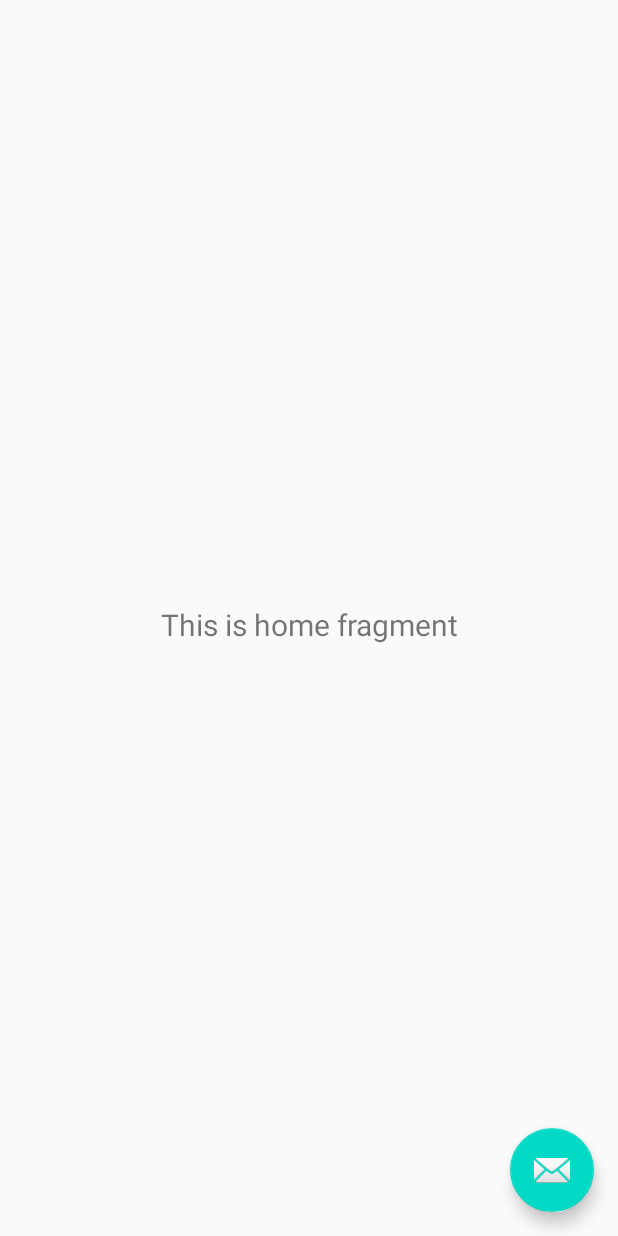
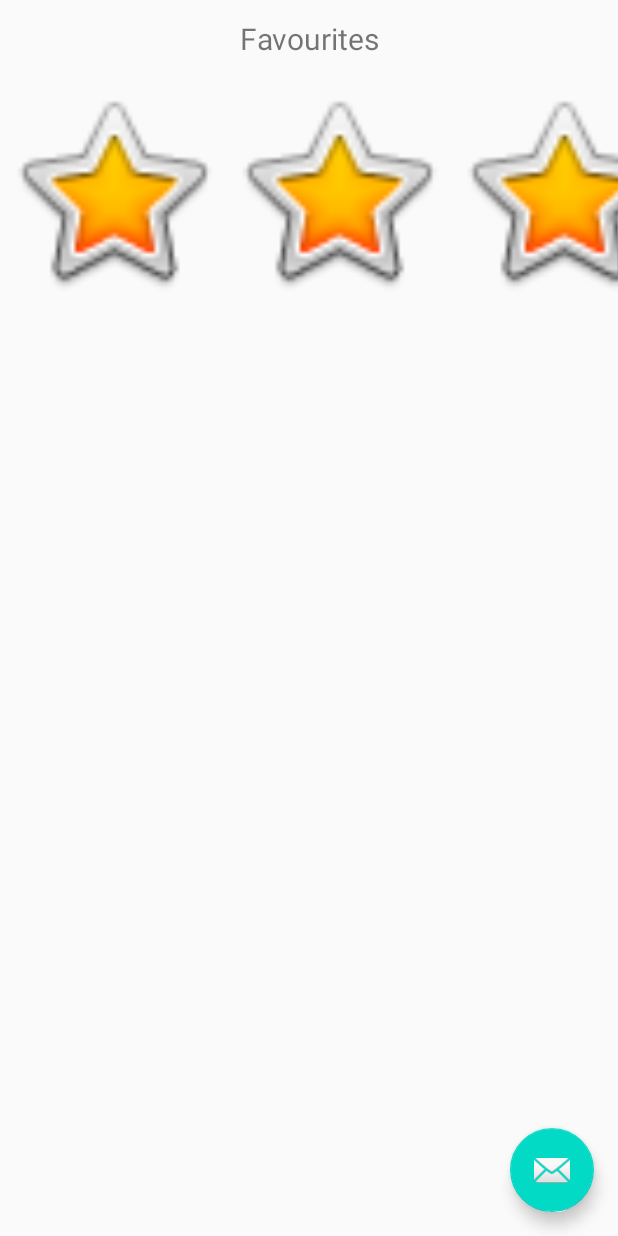
Before and after one commit to mic16/epicture, an Android app: the screen it shows after launch (User), on a phone screen of 412 x 824 dp. Run offline under Robolectric (Android 15) with nearby library versions, the phone set to English and light mode, and no system bars; our stand-ins replace navigation-ui.

Commit message:
gallery slider

```diff
--- a/app/src/main/java/com/example/epicture/MainActivity.java
+++ b/app/src/main/java/com/example/epicture/MainActivity.java
@@ -13,7 +13,7 @@ public class MainActivity extends AppCompatActivity {
         setContentView(R.layout.activity_main);
         Intent intent2 = new Intent(this, User.class);
         startActivity(intent2);
-        Intent intent = new Intent(this, ConnectActivity.class);
-        startActivity(intent);
+        //Intent intent = new Intent(this, ConnectActivity.class);
+        //startActivity(intent);
     }
 }
--- a/app/src/main/java/com/example/epicture/ui/home/HomeFragment.java
+++ b/app/src/main/java/com/example/epicture/ui/home/HomeFragment.java
@@ -4,6 +4,8 @@ import android.os.Bundle;
 import android.view.LayoutInflater;
 import android.view.View;
 import android.view.ViewGroup;
+import android.widget.ImageView;
+import android.widget.LinearLayout;
 import android.widget.TextView;
 
 import androidx.annotation.NonNull;
@@ -17,19 +19,33 @@ import com.example.epicture.R;
 public class HomeFragment extends Fragment {
 
     private HomeViewModel homeViewModel;
+    public String test = "test";
 
     public View onCreateView(@NonNull LayoutInflater inflater,
                              ViewGroup container, Bundle savedInstanceState) {
         homeViewModel =
                 ViewModelProviders.of(this).get(HomeViewModel.class);
         View root = inflater.inflate(R.layout.fragment_home, container, false);
-        final TextView textView = root.findViewById(R.id.text_home);
+        final TextView textView = root.findViewById(R.id.Favourites);
         homeViewModel.getText().observe(getViewLifecycleOwner(), new Observer<String>() {
             @Override
             public void onChanged(@Nullable String s) {
                 textView.setText(s);
             }
         });
+
+        LinearLayout gallery = root.findViewById(R.id.gallery);
+
+        for (int i = 0; i < 6; i++) {
+
+            View galleryView = inflater.inflate(R.layout.gallery_item, gallery, false);
+
+            ImageView imageView = galleryView.findViewById(R.id.imageView);
+            //imageView.setImageResource(R.drawable.ic_launcher_background);
+
+            gallery.addView(galleryView);
+        }
+
         return root;
     }
 }
--- a/app/src/main/java/com/example/epicture/ui/home/HomeViewModel.java
+++ b/app/src/main/java/com/example/epicture/ui/home/HomeViewModel.java
@@ -10,10 +10,11 @@ public class HomeViewModel extends ViewModel {
 
     public HomeViewModel() {
         mText = new MutableLiveData<>();
-        mText.setValue("This is home fragment");
+        mText.setValue("Favourites");
     }
 
     public LiveData<String> getText() {
         return mText;
     }
+
 }
--- a/app/src/main/res/layout/fragment_home.xml
+++ b/app/src/main/res/layout/fragment_home.xml
@@ -7,16 +7,57 @@
     tools:context=".ui.home.HomeFragment">
 
     <TextView
-        android:id="@+id/text_home"
+        android:id="@+id/Favourites"
         android:layout_width="match_parent"
         android:layout_height="wrap_content"
-        android:layout_marginStart="8dp"
-        android:layout_marginTop="8dp"
-        android:layout_marginEnd="8dp"
+        android:layout_marginTop="12dp"
         android:textAlignment="center"
         android:textSize="20sp"
+        app:layout_constraintEnd_toEndOf="parent"
+        app:layout_constraintHorizontal_bias="0.0"
+        app:layout_constraintStart_toStartOf="parent"
+        app:layout_constraintTop_toTopOf="parent" />
+
+    <HorizontalScrollView
+        android:id="@+id/FavouriteScrollView"
+        android:layout_width="0dp"
+        android:layout_height="0dp"
+        android:layout_marginTop="13dp"
+        android:scrollbars="none"
+        app:layout_constraintBottom_toTopOf="@+id/Popular"
+        app:layout_constraintEnd_toEndOf="parent"
+        app:layout_constraintStart_toStartOf="parent"
+        app:layout_constraintTop_toBottomOf="@+id/Favourites">
+
+        <LinearLayout
+            android:id="@+id/gallery"
+            android:layout_width="wrap_content"
+            android:layout_height="match_parent"
+            android:orientation="horizontal" />
+    </HorizontalScrollView>
+
+    <TextView
+        android:id="@+id/Popular"
+        android:layout_width="393dp"
+        android:layout_height="18dp"
+        app:layout_constraintBottom_toTopOf="@+id/PopularScrollView"
+        app:layout_constraintEnd_toEndOf="parent"
+        app:layout_constraintStart_toStartOf="parent" />
+
+    <HorizontalScrollView
+        android:id="@+id/PopularScrollView"
+        android:layout_width="0dp"
+        android:layout_height="200dp"
+        android:layout_marginBottom="200dp"
         app:layout_constraintBottom_toBottomOf="parent"
         app:layout_constraintEnd_toEndOf="parent"
-        app:layout_constraintStart_toStartOf="parent"
-        app:layout_constraintTop_toTopOf="parent" />
+        app:layout_constraintHorizontal_bias="0.495"
+        app:layout_constraintStart_toStartOf="parent">
+
+        <LinearLayout
+            android:layout_width="wrap_content"
+            android:layout_height="match_parent"
+            android:orientation="vertical" />
+    </HorizontalScrollView>
+
 </androidx.constraintlayout.widget.ConstraintLayout>
--- /dev/null
+++ b/app/src/main/res/layout/gallery_item.xml
@@ -0,0 +1,17 @@
+<?xml version="1.0" encoding="utf-8"?>
+
+<LinearLayout xmlns:android="http://schemas.android.com/apk/res/android"
+    xmlns:app="http://schemas.android.com/apk/res-auto"
+    xmlns:tools="http://schemas.android.com/tools"
+    android:layout_width="match_parent"
+    android:layout_height="match_parent"
+    android:orientation="vertical"
+    tools:layout_editor_absoluteX="187dp"
+    tools:layout_editor_absoluteY="112dp">
+
+    <ImageView
+        android:id="@+id/imageView2"
+        android:layout_width="150dp"
+        android:layout_height="150dp"
+        app:srcCompat="@android:drawable/btn_star_big_on" />
+</LinearLayout>
```
